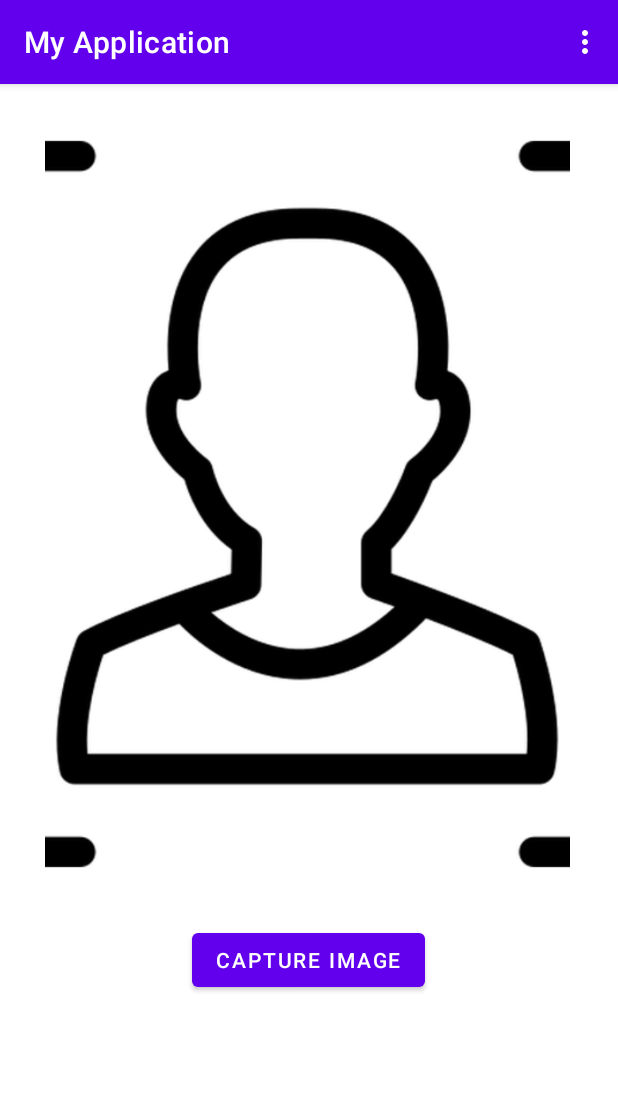
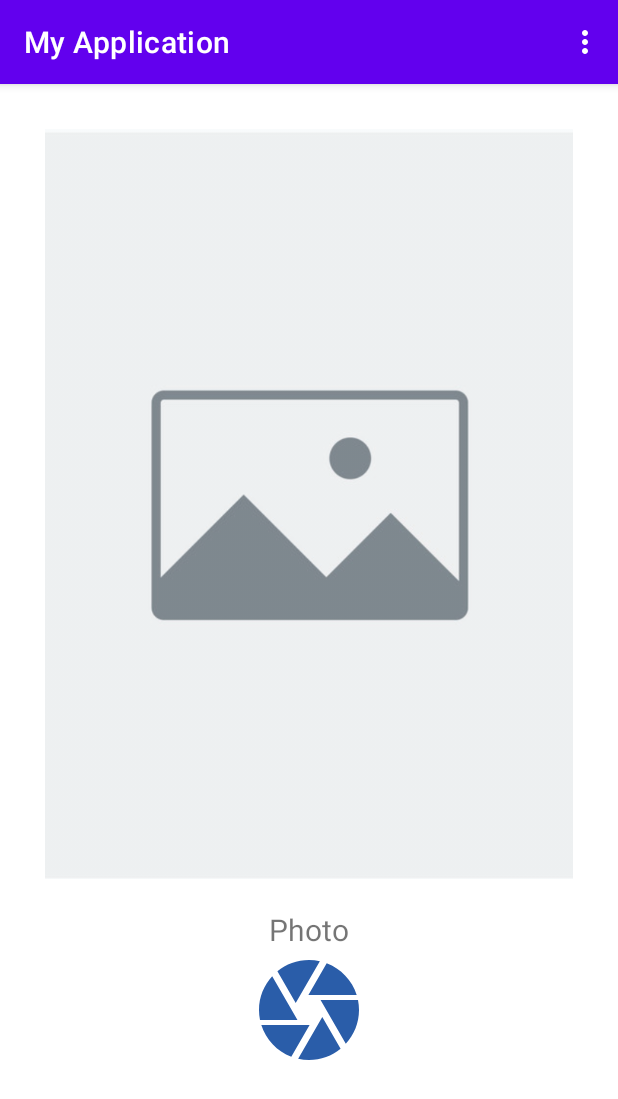
Before and after one commit to Javiier-pzk/MyAndroidApp, an Android app: the screen it shows after launch once a user with an empty profile is signed in (MainActivity), on a phone screen of 412 x 824 dp. Shown: the top 1099 px of the screen. Run offline under Robolectric (Android 15) with nearby library versions, the phone set to English and light mode, and no system bars; our stand-ins replace Firebase (no records; nobody signed in at launch, a user with empty details on screens opened directly).

Commit message:
Redesign camera shutter button and image preview picture

```diff
--- a/app/src/main/java/com/example/myapplication/MainActivity.java
+++ b/app/src/main/java/com/example/myapplication/MainActivity.java
@@ -26,7 +26,7 @@
 
     private static final int IMAGE_CAPTURE_CODE = 1001;
     private static final int PERMISSION_CODE = 1000;
-    private Button cameraButton;
+    private ImageView cameraButton;
     private ImageView imageView;
     private Uri imageUri;
 
--- a/app/src/main/java/com/example/myapplication/login/LoginActivity.java
+++ b/app/src/main/java/com/example/myapplication/login/LoginActivity.java
@@ -10,7 +10,6 @@
 import com.example.myapplication.util.Auth;
 import com.example.myapplication.MainActivity;
 import com.example.myapplication.R;
-import com.google.android.material.textfield.TextInputEditText;
 import com.google.android.material.textfield.TextInputLayout;
 import com.google.firebase.auth.FirebaseAuth;
 
--- /dev/null
+++ b/app/src/main/res/drawable/ic_camera.xml
@@ -0,0 +1,5 @@
+<vector android:height="24dp" android:tint="#2A5DA9"
+    android:viewportHeight="24" android:viewportWidth="24"
+    android:width="24dp" xmlns:android="http://schemas.android.com/apk/res/android">
+    <path android:fillColor="@android:color/white" android:pathData="M9.4,10.5l4.77,-8.26C13.47,2.09 12.75,2 12,2c-2.4,0 -4.6,0.85 -6.32,2.25l3.66,6.35 0.06,-0.1zM21.54,9c-0.92,-2.92 -3.15,-5.26 -6,-6.34L11.88,9h9.66zM21.8,10h-7.49l0.29,0.5 4.76,8.25C21,16.97 22,14.61 22,12c0,-0.69 -0.07,-1.35 -0.2,-2zM8.54,12l-3.9,-6.75C3.01,7.03 2,9.39 2,12c0,0.69 0.07,1.35 0.2,2h7.49l-1.15,-2zM2.46,15c0.92,2.92 3.15,5.26 6,6.34L12.12,15L2.46,15zM13.73,15l-3.9,6.76c0.7,0.15 1.42,0.24 2.17,0.24 2.4,0 4.6,-0.85 6.32,-2.25l-3.66,-6.35 -0.93,1.6z"/>
+</vector>
--- a/app/src/main/res/layout/activity_main.xml
+++ b/app/src/main/res/layout/activity_main.xml
@@ -8,19 +8,29 @@
     tools:context=".MainActivity">
 
     <ImageView
-    android:layout_width="350dp"
+    android:layout_width="400dp"
     android:layout_height="500dp"
     android:id="@+id/imageView"
     android:scaleType="centerCrop"
-    android:src="@drawable/image_view" />
+    android:src="@drawable/image_preview" />
 
-    <Button
-        android:id="@+id/cameraButton"
+    <TextView
         android:layout_width="wrap_content"
         android:layout_height="wrap_content"
+        android:layout_below="@id/imageView"
+        android:id="@+id/photoText"
+        android:text="Photo"
+        android:layout_centerInParent="true"
+        android:layout_marginTop="20dp"
+        android:textSize="20dp"
+        />
+    <ImageView
+        android:id="@+id/cameraButton"
+        android:layout_width="80dp"
+        android:layout_height="80dp"
         android:text="@string/captureImage"
-        android:layout_marginTop="30dp"
+        android:src="@drawable/ic_camera"
         android:layout_centerInParent="true"
-        android:layout_below="@+id/imageView"/>
+        android:layout_below="@+id/photoText"/>
 
 </RelativeLayout>
```
Also changed, not shown: app/src/main/res/drawable/camera_icon.png (deleted), app/src/main/res/drawable/image.png (deleted), app/src/main/res/drawable/image_preview.png (added), app/src/main/res/drawable/shutterbutton.png (deleted).
